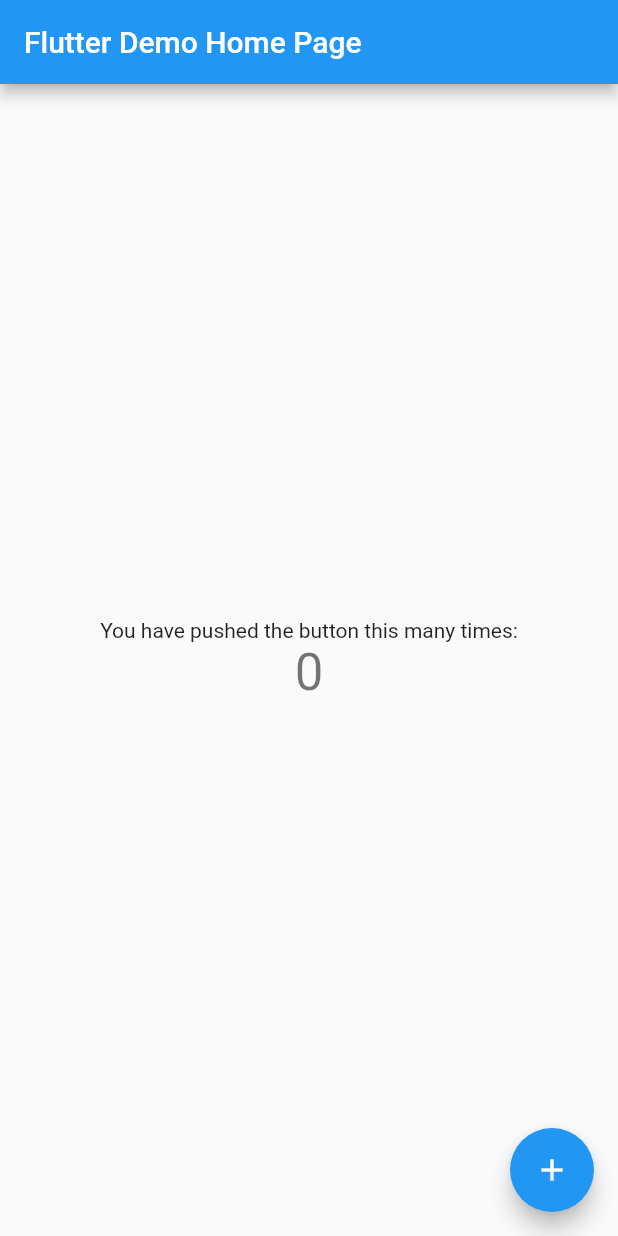
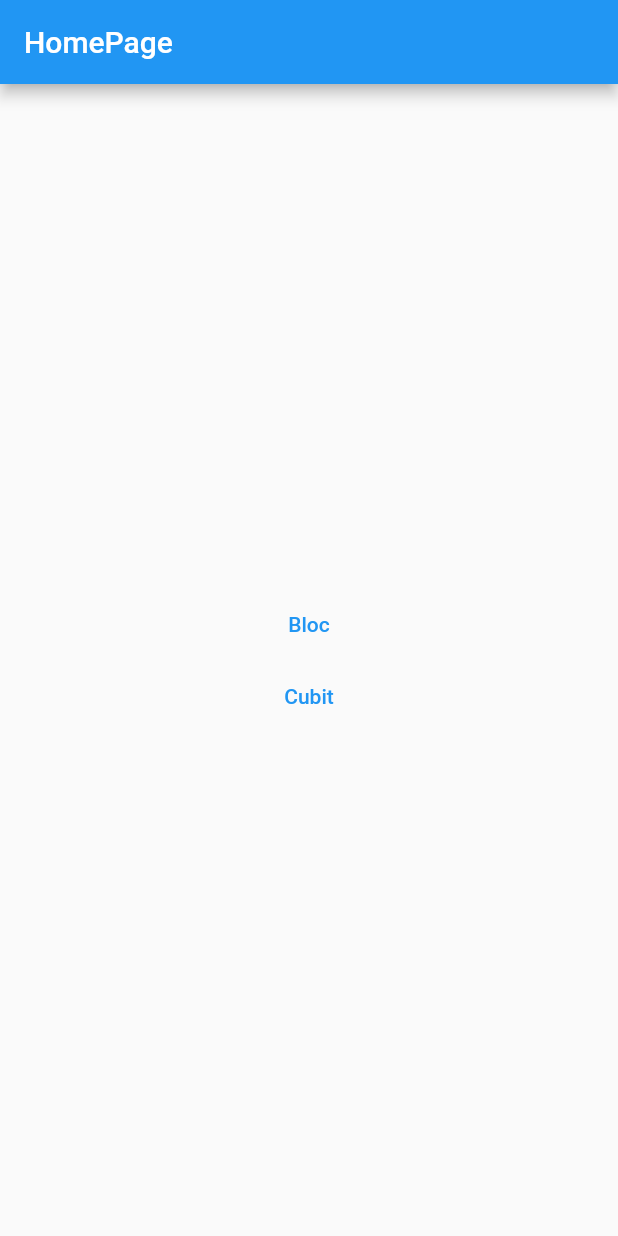
Before and after one commit to felipecastrosales/counter_cubit_bloc, a Flutter app: the screen it shows after launch, on a phone screen of 412 x 824 dp. Run offline on Flutter 3.47's test engine with Material 2 defaults, Android fonts, the light colour scheme and no system bars.

Commit message:
creating demo pages and configs

```diff
--- /dev/null
+++ b/lib/home_page.dart
@@ -0,0 +1,32 @@
+import 'package:flutter/material.dart';
+
+class HomePage extends StatelessWidget {
+  const HomePage({Key? key}) : super(key: key);
+
+  @override
+  Widget build(BuildContext context) {
+    return Scaffold(
+      appBar: AppBar(
+        title: const Text('HomePage'),
+      ),
+      body: Center(
+        child: Column(
+          mainAxisAlignment: MainAxisAlignment.center,
+          crossAxisAlignment: CrossAxisAlignment.center,
+          children: [
+            TextButton(
+              onPressed: () {
+                Navigator.of(context).pushNamed('/bloc');
+              },
+              child: const Text('Bloc'),
+            ),
+            TextButton(
+              onPressed: () {},
+              child: const Text('Cubit'),
+            ),
+          ],
+        ),
+      ),
+    );
+  }
+}
--- a/lib/main.dart
+++ b/lib/main.dart
@@ -1,4 +1,8 @@
 import 'package:flutter/material.dart';
+
+import 'home_page.dart';
+import 'page_bloc/counter_bloc_page.dart';
+import 'page_cubit/counter_cubit_page.dart';
 
 void main() {
   runApp(const MyApp());
@@ -14,53 +18,11 @@
       theme: ThemeData(
         primarySwatch: Colors.blue,
       ),
-      home: const MyHomePage(title: 'Flutter Demo Home Page'),
+      routes: {
+        '/bloc': (context) => const CounterBlocPage(),
+        '/cubit': (context) => const CounterCubitPage(),
+      },
+      home: const HomePage(),
     );
   }
 }
-
-class MyHomePage extends StatefulWidget {
-  const MyHomePage({Key? key, required this.title}) : super(key: key);
-  final String title;
-
-  @override
-  State<MyHomePage> createState() => _MyHomePageState();
-}
-
-class _MyHomePageState extends State<MyHomePage> {
-  int _counter = 0;
-
-  void _incrementCounter() {
-    setState(() {
-      _counter++;
-    });
-  }
-
-  @override
-  Widget build(BuildContext context) {
-    return Scaffold(
-      appBar: AppBar(
-        title: Text(widget.title),
-      ),
-      body: Center(
-        child: Column(
-          mainAxisAlignment: MainAxisAlignment.center,
-          children: <Widget>[
-            const Text(
-              'You have pushed the button this many times:',
-            ),
-            Text(
-              '$_counter',
-              style: Theme.of(context).textTheme.headline4,
-            ),
-          ],
-        ),
-      ),
-      floatingActionButton: FloatingActionButton(
-        onPressed: _incrementCounter,
-        tooltip: 'Increment',
-        child: const Icon(Icons.add),
-      ),
-    );
-  }
-}
--- a/pubspec.yaml
+++ b/pubspec.yaml
@@ -1,5 +1,5 @@
 name: counter_bloc
-description: A new Flutter project.
+description: Counter - Bloc.
 publish_to: 'none'
 version: 1.0.0+1
 
```
Also changed, not shown: lib/page_bloc/counter_bloc_page.dart (added, +37 -0 lines), lib/page_cubit/counter_cubit_page.dart (added, +37 -0 lines).
